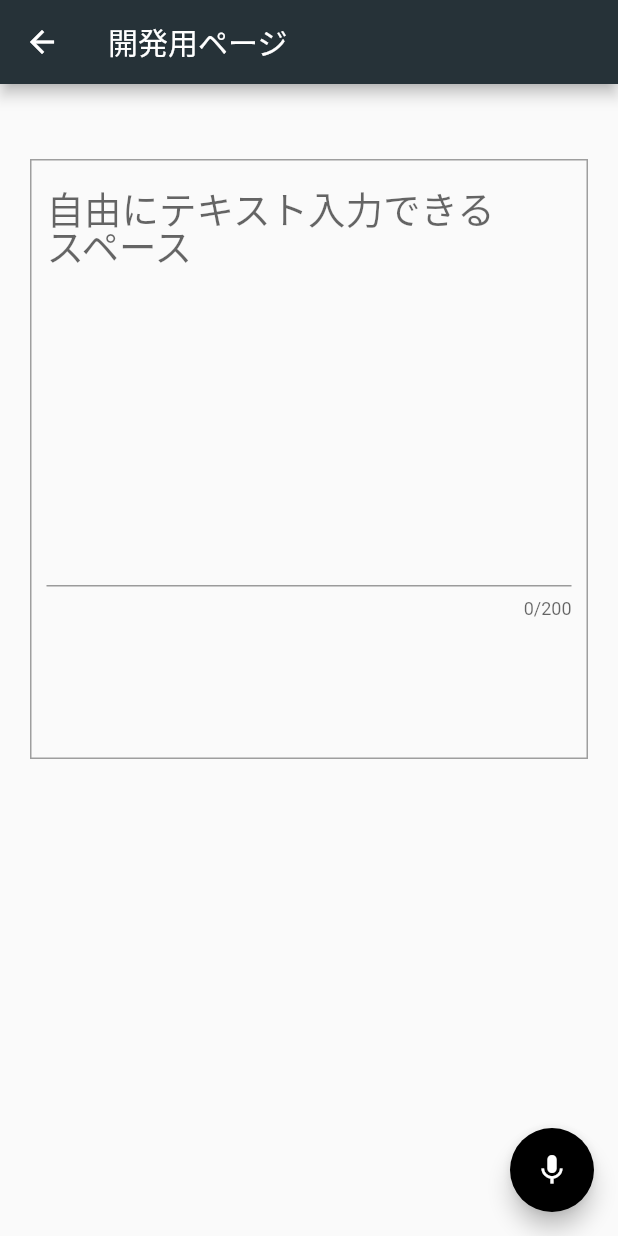
After one commit to acaValkyrie/SpicyBabyChan, a Flutter app: the screen it shows after launch, after a tap on the "edit" icon, on a phone screen of 412 x 824 dp. The commit adds this screen. Run offline on Flutter 3.47's test engine with Material 2 defaults, Android fonts, the phone set to English and light mode, and no system bars; our stand-ins replace flutter_slidable.

Commit message:
開発用ページの追加
頑張ったよぉぉぉぉぉぉぉぉぉ

```diff
--- a/kadai/lib/main.dart
+++ b/kadai/lib/main.dart
@@ -1,9 +1,11 @@
 import 'package:flutter/material.dart';
 import 'root.dart';
+//import 'dart:async';
 
 void main() => runApp(MyApp());
 
 class MyApp extends StatelessWidget {
+
   @override
   Widget build(BuildContext context) {
     return MaterialApp(
--- a/kadai/lib/routes/globals.dart
+++ b/kadai/lib/routes/globals.dart
@@ -8,3 +8,7 @@ bool backflag = false;//バックグラウンド動作
 bool musicflag = false;//音楽再生
 bool moveflag = false;//バイブレーション
 bool callflag = false;
+
+//test_route用
+String inputText = "";
+bool recordflag = false;
--- a/kadai/lib/routes/home_route.dart
+++ b/kadai/lib/routes/home_route.dart
@@ -1,5 +1,6 @@
 import 'package:flutter/material.dart';
 import 'add_route.dart';
+import 'test_route.dart';
 import 'globals.dart' as globals;
 import 'package:flutter_slidable/flutter_slidable.dart';
 
@@ -23,8 +24,19 @@ class HomeState extends State<Home> {
 
     return Scaffold(
       appBar: AppBar(
-      actions: <Widget>[
-        IconButton(
+        actions: <Widget>[
+          IconButton(
+            padding: const EdgeInsets.all(8.0),
+            icon:Icon(Icons.edit),
+            onPressed:(){
+              Navigator.of(context).push(
+                MaterialPageRoute(
+                  builder: (context) => Test()
+                )
+              );
+            },
+          ),
+          IconButton(
             padding: const EdgeInsets.all(8.0),
             icon:Icon(Icons.add),
             onPressed:(){
@@ -34,15 +46,17 @@ class HomeState extends State<Home> {
                 )
               );
             },
-        ),
-      ],
-      title: Text("名前編集"),
+          ),
+        ],
+        title: Text("名前編集"),
       ),
 
       floatingActionButton: FloatingActionButton(
         tooltip: 'Action!',
         child: Icon(Icons.tap_and_play),
-        onPressed: () {globals.callflag = true;}
+        onPressed: () {
+          //globals.recordflag = !globals.recordflag;
+          }
       ),
 
       body: ListView.separated(
--- /dev/null
+++ b/kadai/lib/routes/test_route.dart
@@ -0,0 +1,107 @@
+import 'package:flutter/material.dart';
+import 'globals.dart' as globals;
+
+class Test extends StatefulWidget {
+  @override
+  TestState createState() => TestState();
+}
+
+class TestState extends State<Test> {
+
+  final inputController = TextEditingController();
+
+  String inputtext = "";
+  bool record = globals.recordflag;
+
+  @override
+  Widget build(BuildContext context) {
+
+    if (record) {
+      return Scaffold(
+        appBar:AppBar(title: Text("開発用ページ"),),
+
+        floatingActionButton: FloatingActionButton(
+          tooltip: 'Action!',
+          child: Icon(Icons.mic),
+          onPressed: (){},
+          backgroundColor: Colors.red,
+        ),
+
+        body: Container(
+          height: 400.0,
+          width: double.infinity,
+          decoration: new BoxDecoration(
+            border: new Border.all(color: Colors.grey)
+          ),
+          padding: EdgeInsets.all(10.0),
+          margin: EdgeInsets.only(top:50.0,left:20.0,right:20.0),
+          child: TextField(
+            enabled: true,
+            maxLength: 200, //最大文字数
+            style: TextStyle(
+              color: Colors.black,
+              fontSize: 25.0,
+              height: 1.0,
+            ),
+            obscureText: false,
+            maxLines:10,
+            decoration: const InputDecoration(
+              hintText: '自由にテキスト入力できる\nスペース',
+            ),
+            controller: inputController,
+            onChanged: (text) {
+              setState(() {
+                inputtext = text;
+                globals.inputText = inputtext;
+                debugPrint('${record}');
+              });
+            },
+          ),
+        ),
+      );
+    }
+
+    else return Scaffold(
+      appBar:AppBar(title: Text("開発用ページ"),),
+
+      floatingActionButton: FloatingActionButton(
+        tooltip: 'Action!',
+        child: Icon(Icons.mic),
+        onPressed: (){},
+        backgroundColor: Colors.black,
+      ),
+
+      body: Container(
+        height: 400.0,
+        width: double.infinity,
+         decoration: new BoxDecoration(
+          border: new Border.all(color: Colors.grey)
+        ),
+        padding: EdgeInsets.all(10.0),
+        margin: EdgeInsets.only(top:50.0,left:20.0,right:20.0),
+        child: TextField(
+          enabled: true,
+          maxLength: 200, //最大文字数
+          style: TextStyle(
+            color: Colors.black,
+            fontSize: 25.0,
+            height: 1.0,
+          ),
+          obscureText: false,
+          maxLines:10,
+          decoration: const InputDecoration(
+            hintText: '自由にテキスト入力できる\nスペース',
+          ),
+          controller: inputController,
+          onChanged: (text) {
+              setState(() {
+                inputtext = text;
+                globals.inputText = inputtext;
+                debugPrint('${record}');
+              });
+          },
+        ),
+      ),
+    );
+  }
+}
--- a/kadai/pubspec.yaml
+++ b/kadai/pubspec.yaml
@@ -24,6 +24,7 @@ dependencies:
   # Use with the CupertinoIcons class for iOS style icons.
   cupertino_icons: ^0.1.2
   flutter_slidable: ^0.5.4
+  dynamic_theme: ^1.0.1
 
 dev_dependencies:
   flutter_test:
```
Also changed, not shown: kadai/pubspec.lock, 1 other file.
